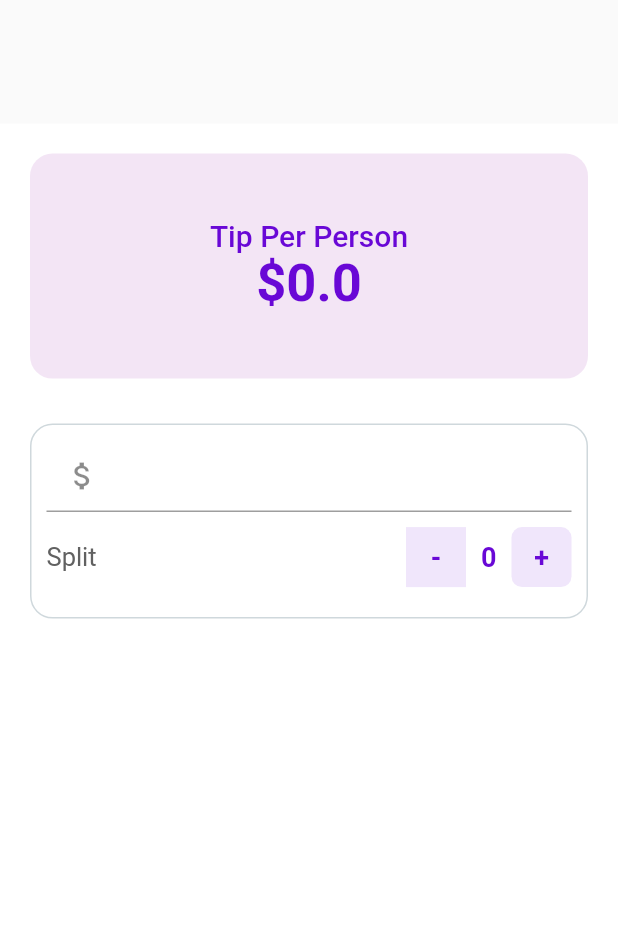
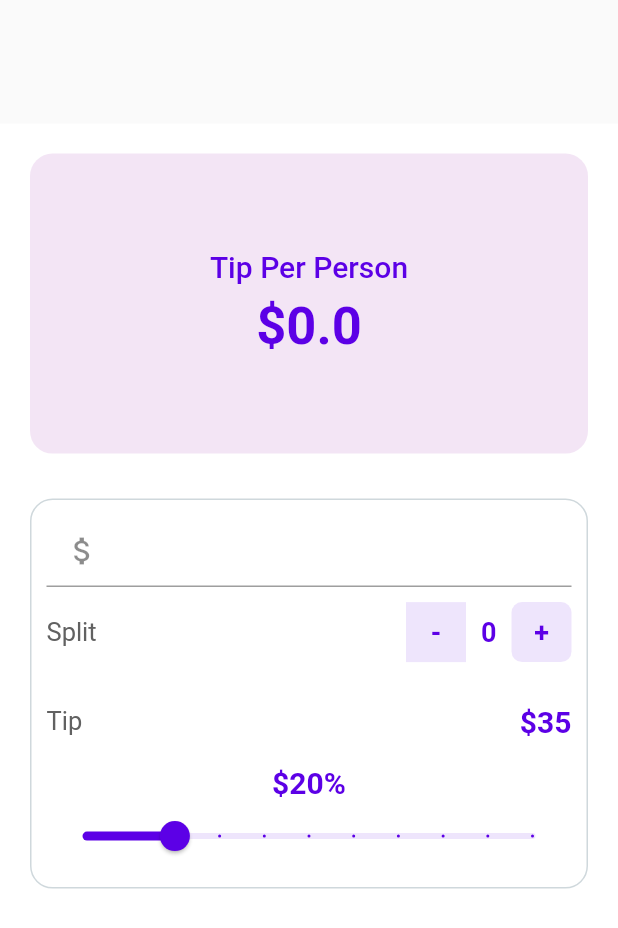
Before and after one commit to mr-chidex/CalcTi, a Flutter app: the screen it shows after launch, on a phone screen of 412 x 824 dp. Shown: the top 928 px of the screen. Run offline on Flutter 3.47's test engine with Material 2 defaults, Android fonts, the phone set to English and light mode, and no system bars.

Commit message:
slider section added

```diff
--- a/lib/ui/home.dart
+++ b/lib/ui/home.dart
@@ -10,10 +10,9 @@ class TipCalculator extends StatefulWidget {
 
 class _TipCalculatorState extends State<TipCalculator> {
   double billAmount = 0.0;
-  int percentage = 0;
+  int percentage = 20;
   int personCount = 0;
-
-  final Color _purple = HexColor("#6908D6");
+  final Color _purple = HexColor("#5c00e6");
 
   @override
   Widget build(BuildContext context) {
@@ -28,7 +27,7 @@ class _TipCalculatorState extends State<TipCalculator> {
           children: <Widget>[
             Container(
               alignment: Alignment.center,
-              height: 150,
+              height: 200,
               width: 150,
               margin: const EdgeInsets.only(bottom: 10.0),
               decoration: BoxDecoration(
@@ -45,17 +44,20 @@ class _TipCalculatorState extends State<TipCalculator> {
                         fontWeight: FontWeight.w500,
                         color: _purple),
                   ),
-                  Text(
+                  Padding(
+                    padding: const EdgeInsets.only(top: 8),
+                    child: Text(
                       "\$$billAmount",
                       style: TextStyle(
                         fontSize: 35,
                         fontWeight: FontWeight.bold,
                         color: _purple,
                       ),
+                    ),
                   )
                 ],
               ),
-            ),
+            ), //Tip per person
             Container(
               margin: const EdgeInsets.only(top: 20.0),
               padding: const EdgeInsets.all(10.0),
@@ -85,6 +87,8 @@ class _TipCalculatorState extends State<TipCalculator> {
                       }
                     },
                   ),
+
+                  //Split section
                   Row(
                     mainAxisAlignment: MainAxisAlignment.spaceBetween,
                     children: <Widget>[
@@ -101,7 +105,7 @@ class _TipCalculatorState extends State<TipCalculator> {
                               height: 40,
                               padding:
                                   const EdgeInsets.fromLTRB(15.0, 5, 15.0, 5),
-                              margin: const EdgeInsets.all( 10),
+                              margin: const EdgeInsets.all(10),
                               decoration: BoxDecoration(
                                 color: _purple.withOpacity(0.1),
                               ),
@@ -161,7 +165,59 @@ class _TipCalculatorState extends State<TipCalculator> {
                         ],
                       ),
                     ],
+                  ), //Split
+
+                  //Tip section
+                  Row(
+                    mainAxisAlignment: MainAxisAlignment.spaceBetween,
+                    children: <Widget>[
+                      Text(
+                        "Tip",
+                        style: TextStyle(
+                            color: Colors.grey.shade700, fontSize: 17),
                       ),
+                      Padding(
+                        padding: const EdgeInsets.fromLTRB(0, 18, 0, 18),
+                        child: Text(
+                          "\$35",
+                          style: TextStyle(
+                              color: _purple,
+                              fontWeight: FontWeight.bold,
+                              fontSize: 20),
+                        ),
+                      ),
+                    ],
+                  ), //Tip section
+
+                  //Slider
+                  Column(
+                    children: [
+                      Text(
+                          "\$$percentage%",
+                        style: TextStyle(
+                          color: _purple,
+                          fontWeight: FontWeight.bold,
+                          fontSize: 20
+                        ),
+
+                      ),
+                      Slider(
+                          value: percentage.toDouble(),
+                          min: 0,
+                          max: 100,
+                        divisions: 10,
+                        activeColor: _purple,
+                        inactiveColor: _purple.withOpacity(0.1),
+                        label: percentage.round().toString(),
+                          onChanged: (double value){
+                            setState(() {
+                              percentage = value.round();
+                            });
+
+                          },
+                      )
+                    ],
+                  )//Slider
                 ],
               ),
             )
```
Lines whose indentation alone changed are shown as unchanged.
